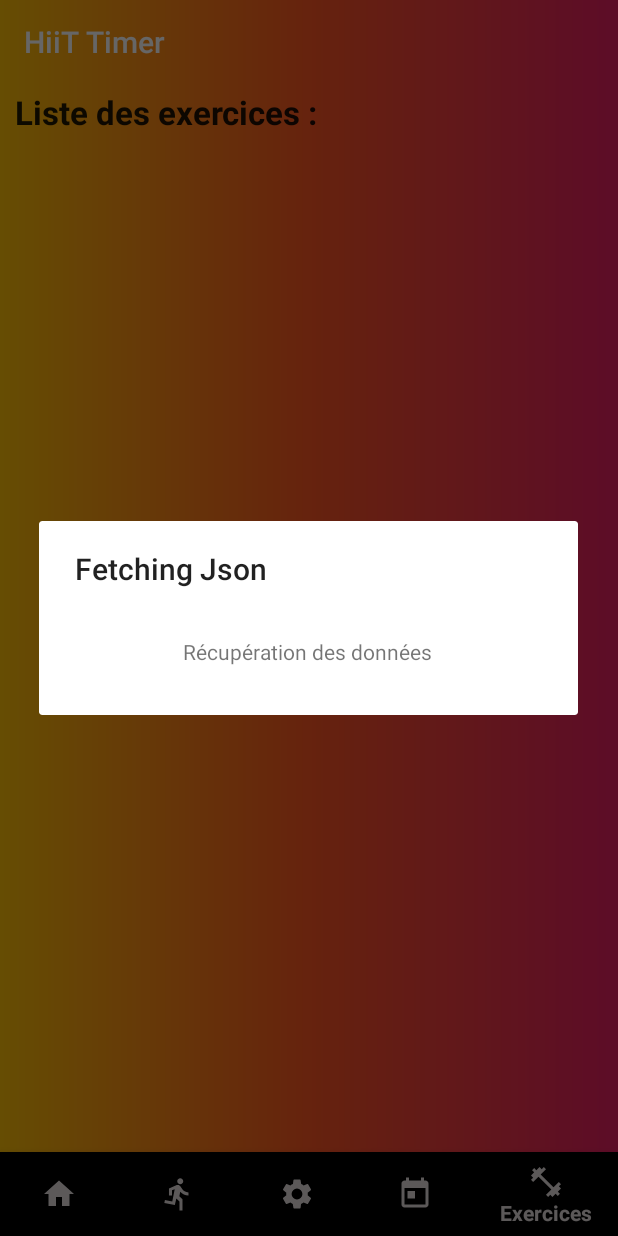
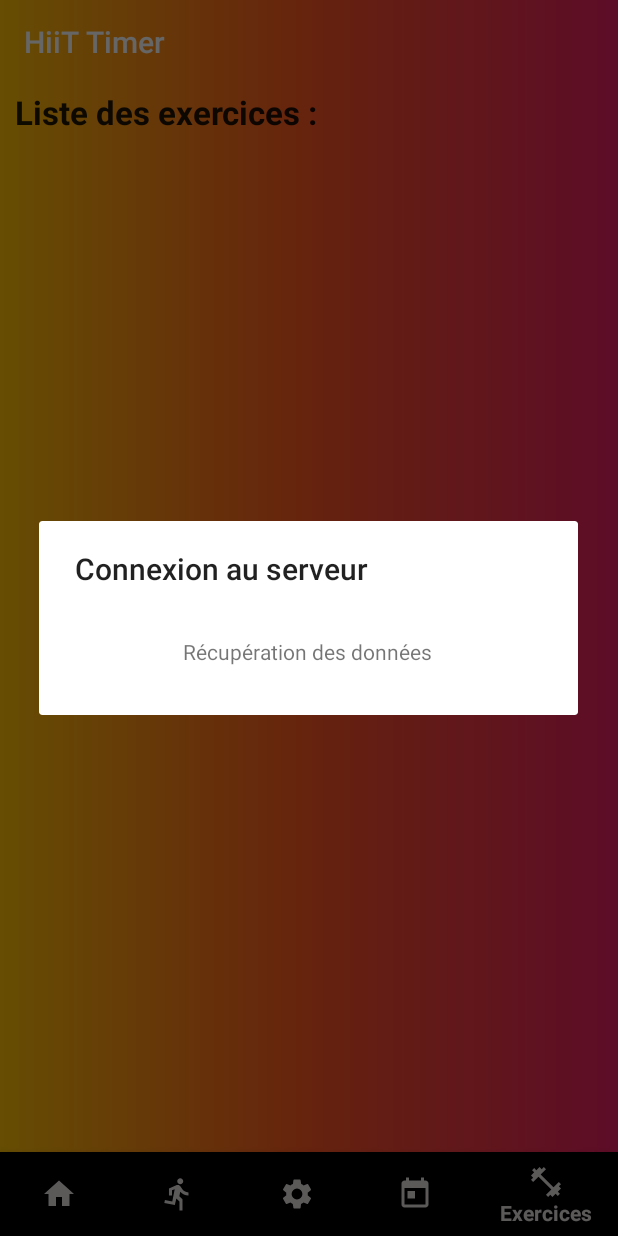
Before and after one commit to mostayche/hiit_timer, an Android app: the screen it shows after launch (MainActivity), item 5 of the bottom bar chosen, on a phone screen of 412 x 824 dp. Run offline under Robolectric (Android 15) with nearby library versions, the phone set to English and light mode, and no system bars; our stand-ins replace Firebase (no records; nobody signed in at launch, a user with empty details on screens opened directly).

Commit message:
Correction exercices

```diff
--- a/app/src/main/java/com/hiit/timer/ExercicesFragment.java
+++ b/app/src/main/java/com/hiit/timer/ExercicesFragment.java
@@ -58,7 +58,7 @@ public class ExercicesFragment extends Fragment {
 
         dataModelArrayList = new ArrayList<>();
 
-        showSimpleProgressDialog(ExercicesFragment.this, "Fetching Json", "Récupération des données", false);
+        showSimpleProgressDialog(ExercicesFragment.this, "Connexion au serveur", "Récupération des données", false);
 
         db.collection("exercices")
                 .get()
--- a/app/src/main/java/com/hiit/timer/StartFragment.java
+++ b/app/src/main/java/com/hiit/timer/StartFragment.java
@@ -108,6 +108,8 @@ public class StartFragment extends Fragment {
             @Override
             public void onClick(View v) {
                 isExerciseRestarted = true;
+                timeLeftInMilliseconds = optionList.get(0) * 1000;
+                updateCounterView();
             }
         });
     }
--- a/build.gradle
+++ b/build.gradle
@@ -7,7 +7,7 @@ buildscript {
 
     }
     dependencies {
-        classpath 'com.android.tools.build:gradle:4.0.1'
+        classpath 'com.android.tools.build:gradle:4.0.2'
         classpath 'com.google.gms:google-services:4.3.4'
 
     }
```
Also changed, not shown: 6 other files.
